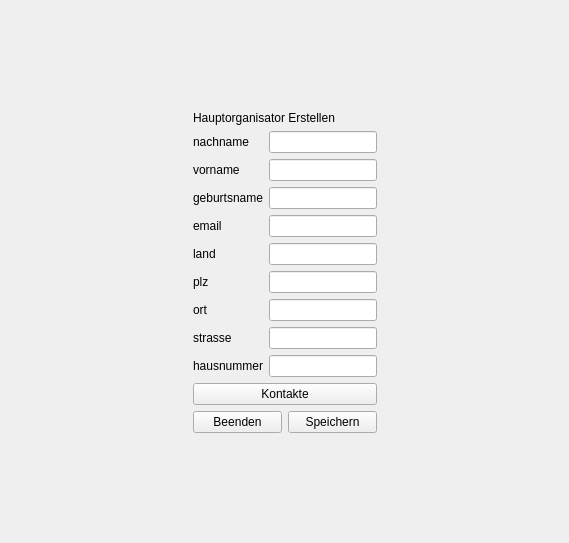
First picture: the form in createhauptorganisatorview.ui, repository Leon0932/se_projekt, before the edit.
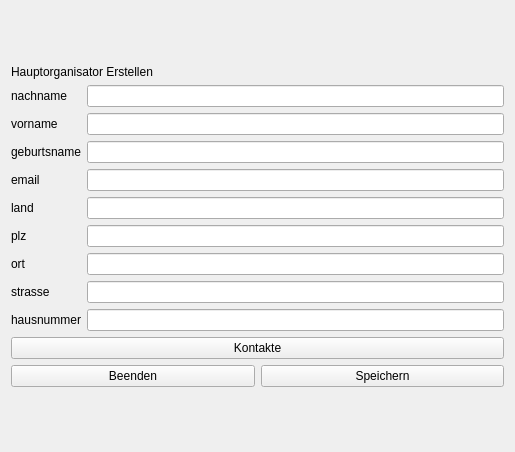
Second picture: the form after the edit.

Diff of the .ui file:
```diff
--- a/createhauptorganisatorview.ui
+++ b/createhauptorganisatorview.ui
@@ -6,8 +6,8 @@
    <rect>
     <x>0</x>
     <y>0</y>
-    <width>569</width>
-    <height>543</height>
+    <width>515</width>
+    <height>452</height>
    </rect>
   </property>
   <property name="windowTitle">
@@ -29,19 +29,6 @@
    </item>
    <item>
     <layout class="QHBoxLayout" name="horizontalLayout_2">
-     <item>
-      <spacer name="horizontalSpacer">
-       <property name="orientation">
-        <enum>Qt::Horizontal</enum>
-       </property>
-       <property name="sizeHint" stdset="0">
-        <size>
-         <width>40</width>
-         <height>20</height>
-        </size>
-       </property>
-      </spacer>
-     </item>
      <item>
       <layout class="QVBoxLayout" name="verticalLayout_2">
        <item>
@@ -176,19 +163,6 @@
        </item>
       </layout>
      </item>
-     <item>
-      <spacer name="horizontalSpacer_2">
-       <property name="orientation">
-        <enum>Qt::Horizontal</enum>
-       </property>
-       <property name="sizeHint" stdset="0">
-        <size>
-         <width>40</width>
-         <height>20</height>
-        </size>
-       </property>
-      </spacer>
-     </item>
     </layout>
    </item>
    <item>
```
